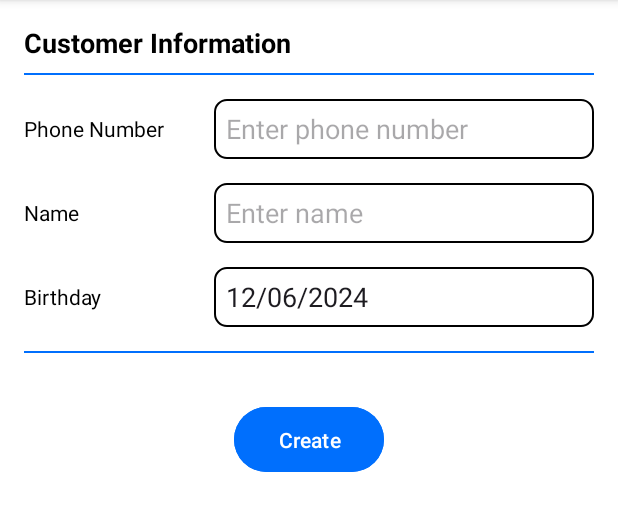
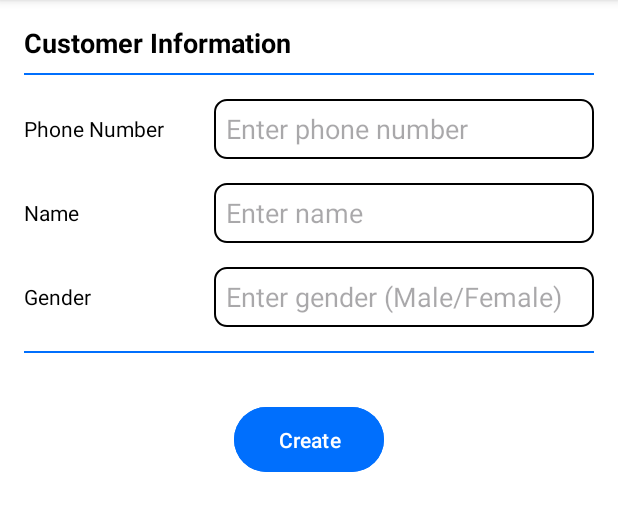
Before and after one commit to HoHoangHvy/piny-port-mobile-app, an Android app: the fragment CreateCustomerFragment shown on its own in the app's theme, on a phone screen of 412 x 824 dp, the part 96-627 px from its top. Run offline under Robolectric (Android 15) with nearby library versions, the phone set to English and light mode, and no system bars; 1 statement that could not run was skipped.

Commit message:
[FEAT] Create customer

```diff
--- a/app/src/main/java/com/example/pinyport/network/ApiService.java
+++ b/app/src/main/java/com/example/pinyport/network/ApiService.java
@@ -8,6 +8,7 @@ import retrofit2.http.POST;
 import retrofit2.http.Body;
 import retrofit2.http.Query;
 
+import com.example.pinyport.DTO.CustomerRequest;
 import com.example.pinyport.DTO.GenOtpRequest;
 import com.example.pinyport.DTO.GenOtpResponse;
 import com.example.pinyport.DTO.LoginOtpRequest;
@@ -35,4 +36,6 @@ public interface ApiService {
     @POST("auth/gen-otp") // Replace with your Laravel API login endpoint
     Call<GenOtpResponse> genOtp(@Body GenOtpRequest request);
 
+    @POST("customers") // Replace with your actual endpoint
+    Call<JsonObject> createCustomer(@Body CustomerRequest customerRequest);
 }
--- a/app/src/main/res/layout/fragment_create_customer.xml
+++ b/app/src/main/res/layout/fragment_create_customer.xml
@@ -23,6 +23,7 @@
         android:background="@color/blue_500"
         android:layout_marginBottom="16dp" />
 
+    <!-- Phone Number -->
     <LinearLayout
         android:layout_width="match_parent"
         android:layout_height="wrap_content"
@@ -49,6 +50,7 @@
             android:inputType="phone" />
     </LinearLayout>
 
+    <!-- Name -->
     <LinearLayout
         android:layout_width="match_parent"
         android:layout_height="wrap_content"
@@ -75,6 +77,7 @@
             android:inputType="textPersonName" />
     </LinearLayout>
 
+    <!-- Gender -->
     <LinearLayout
         android:layout_width="match_parent"
         android:layout_height="wrap_content"
@@ -83,24 +86,22 @@
         android:layout_marginBottom="16dp">
 
         <TextView
-            android:id="@+id/birthdayLabel"
+            android:id="@+id/genderLabel"
             android:layout_width="0dp"
             android:layout_height="wrap_content"
             android:layout_weight="1"
-            android:text="Birthday"
+            android:text="Gender"
             android:textColor="@android:color/black" />
 
         <EditText
-            android:id="@+id/birthdayValue"
+            android:id="@+id/genderInput"
             android:layout_width="0dp"
             android:layout_height="40dp"
             android:layout_weight="2"
+            android:background="@drawable/rounded_corners"
+            android:hint="Enter gender (Male/Female)"
             android:padding="8dp"
-            android:background="@drawable/rounded_corners"
-            android:text="12/06/2024"
-            android:gravity="center_vertical"
-            android:drawablePadding="8dp"
-            android:inputType="none" />
+            android:inputType="text" />
     </LinearLayout>
 
     <View
@@ -109,8 +110,9 @@
         android:background="@color/blue_500"
         android:layout_marginBottom="32dp" />
 
+    <!-- Create Button -->
     <Button
-        android:id="@+id/createButton"
+        android:id="@+id/buttonCreateCustomer"
         android:layout_width="100dp"
         android:layout_height="wrap_content"
         android:text="Create"
```
Also changed, not shown: app/src/main/java/com/example/pinyport/DTO/CustomerRequest.java (added, +38 -0 lines), app/src/main/java/com/example/pinyport/ui/customers/CreateCustomerFragment.java (+55 -3 lines).
